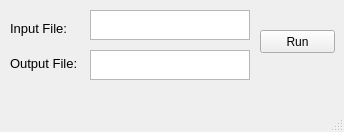
This is app/mainwindow.ui in A2va/Vidup as Qt 5 draws it before an edit. The edited form follows.
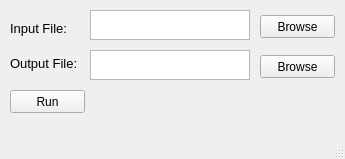
This is the edited form.

Commit message: ui: Add browser button

```diff
--- a/app/mainwindow.ui
+++ b/app/mainwindow.ui
@@ -6,8 +6,8 @@
    <rect>
     <x>0</x>
     <y>0</y>
-    <width>344</width>
-    <height>132</height>
+    <width>345</width>
+    <height>159</height>
    </rect>
   </property>
   <property name="windowTitle">
@@ -79,8 +79,8 @@
    <widget class="QPushButton" name="runButton">
     <property name="geometry">
      <rect>
-      <x>260</x>
-      <y>30</y>
+      <x>10</x>
+      <y>90</y>
       <width>75</width>
       <height>23</height>
      </rect>
@@ -89,6 +89,32 @@
      <string>Run</string>
     </property>
    </widget>
+   <widget class="QPushButton" name="inputButton">
+    <property name="geometry">
+     <rect>
+      <x>260</x>
+      <y>15</y>
+      <width>75</width>
+      <height>23</height>
+     </rect>
+    </property>
+    <property name="text">
+     <string>Browse</string>
+    </property>
+   </widget>
+   <widget class="QPushButton" name="outputButton">
+    <property name="geometry">
+     <rect>
+      <x>260</x>
+      <y>55</y>
+      <width>75</width>
+      <height>23</height>
+     </rect>
+    </property>
+    <property name="text">
+     <string>Browse</string>
+    </property>
+   </widget>
   </widget>
   <widget class="QMenuBar" name="menubar">
    <property name="geometry">
```
Left out of the diff: 2 changed lines with no effect on the pictures.
